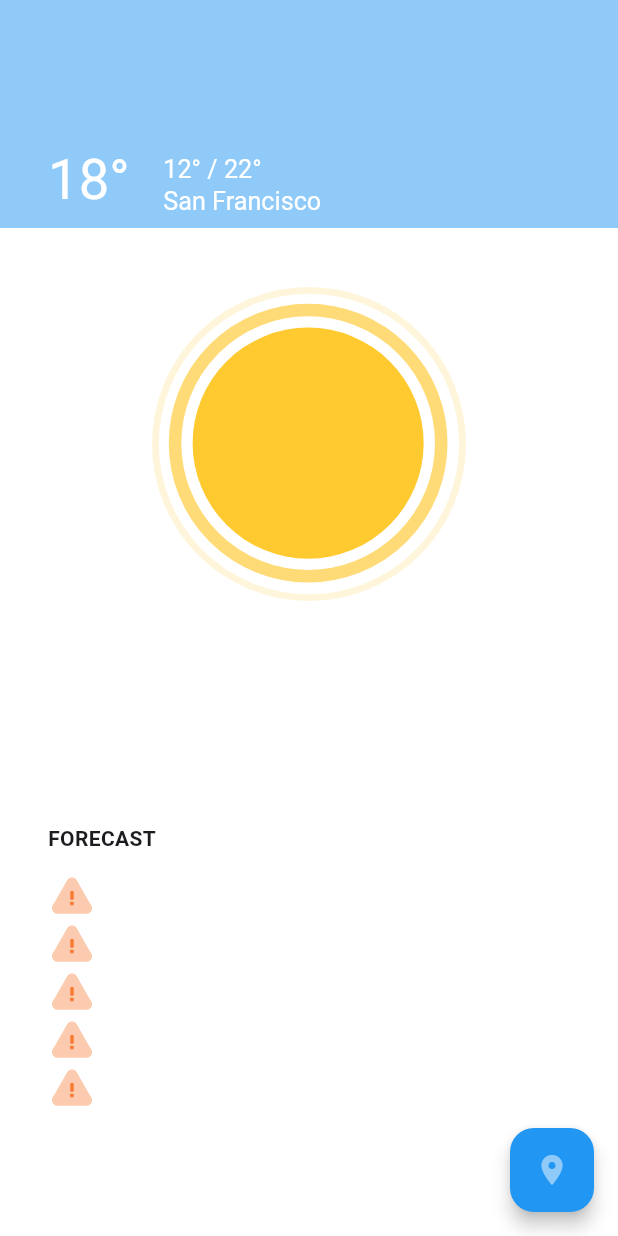
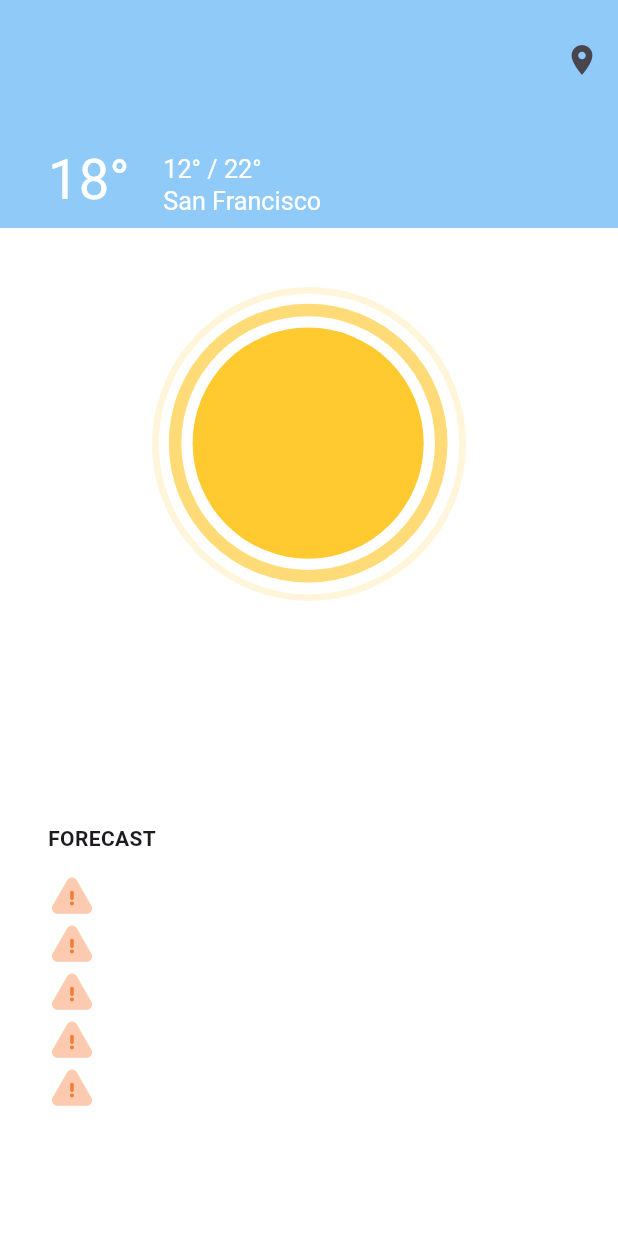
Before and after one commit to dalu-wins/weather-app, a Flutter app: the screen it shows after launch, after a tap on the "location on" icon, on a phone screen of 412 x 824 dp. Run offline on Flutter 3.47's test engine with Material 3 defaults, Android fonts, the phone set to English and light mode, and no system bars; drawn by our look-alikes of dynamic_color; our stand-ins replace geocoding, geolocator, lottie, weather; statements that could not run were skipped.

Commit message:
changed FAB to action button

```diff
--- a/lib/ui/home_page_state.dart
+++ b/lib/ui/home_page_state.dart
@@ -3,13 +3,11 @@ import 'package:intl/intl.dart';
 import 'package:weather_app/data/permissions.dart';
 import 'package:weather_app/ui/home_page.dart';
 import 'package:weather_app/data/weather.dart';
-import 'package:weather_app/ui/widgets/fab.dart';
 import 'package:weather_app/ui/widgets/content.dart';
 
 class MyHomePageState extends State<MyHomePage> {
   final WeatherHandler weatherHandler = WeatherHandler();
   final MainContent mainContent = MainContent();
-  final CustomFAB customFAB = CustomFAB();
 
   @override
   Widget build(BuildContext context) {
@@ -20,7 +18,6 @@ class MyHomePageState extends State<MyHomePage> {
       home: Scaffold(
         backgroundColor: Theme.of(context).scaffoldBackgroundColor,
         body: mainContent.build(this),
-        floatingActionButton: customFAB.build(this),
       ),
     );
   }
--- a/lib/ui/widgets/content.dart
+++ b/lib/ui/widgets/content.dart
@@ -35,26 +35,32 @@ class MainContent {
   CustomScrollView build(MyHomePageState homepage) {
     return CustomScrollView(
       slivers: <Widget>[
-        appBar(homepage.context),
+        appBar(homepage),
         body(homepage.context),
       ],
     );
   }
 
-  SliverAppBar appBar(BuildContext context) {
+  SliverAppBar appBar(MyHomePageState homepage) {
     return SliverAppBar.large(
       pinned: true,
       toolbarHeight: 80,
       collapsedHeight: 80,
-      backgroundColor: Theme.of(context).colorScheme.background,
+      backgroundColor: Theme.of(homepage.context).colorScheme.background,
       surfaceTintColor: Colors.transparent,
       flexibleSpace: FlexibleSpaceBar(
         titlePadding: const EdgeInsets.only(left: 32, right: 32, bottom: 8),
         centerTitle: false,
         expandedTitleScale: 1.4,
         collapseMode: CollapseMode.none,
-        title: showCurrentTemperatureAndCity(context),
+        title: showCurrentTemperatureAndCity(homepage.context),
       ),
+      actions: [
+        IconButton(
+          onPressed: homepage.updateWeatherInfo,
+          icon: const Icon(Icons.location_on),
+        ),
+      ],
     );
   }
 
@@ -180,7 +186,7 @@ class MainContent {
         Padding(
           padding: const EdgeInsets.only(
             top: 12,
-            bottom: 128,
+            bottom: 12,
           ),
           child: Row(
             mainAxisAlignment: MainAxisAlignment.spaceBetween,
--- a/lib/ui/widgets/fab.dart
+++ /dev/null
@@ -1,16 +0,0 @@
-import 'package:flutter/material.dart';
-import 'package:weather_app/ui/home_page_state.dart';
-
-class CustomFAB {
-  FloatingActionButton build(MyHomePageState homepage) {
-    return FloatingActionButton(
-      backgroundColor: Theme.of(homepage.context).colorScheme.primary,
-      elevation: 5,
-      child: Icon(
-        Icons.location_on,
-        color: Theme.of(homepage.context).colorScheme.background,
-      ),
-      onPressed: () => {homepage.updateWeatherInfo()},
-    );
-  }
-}
```
